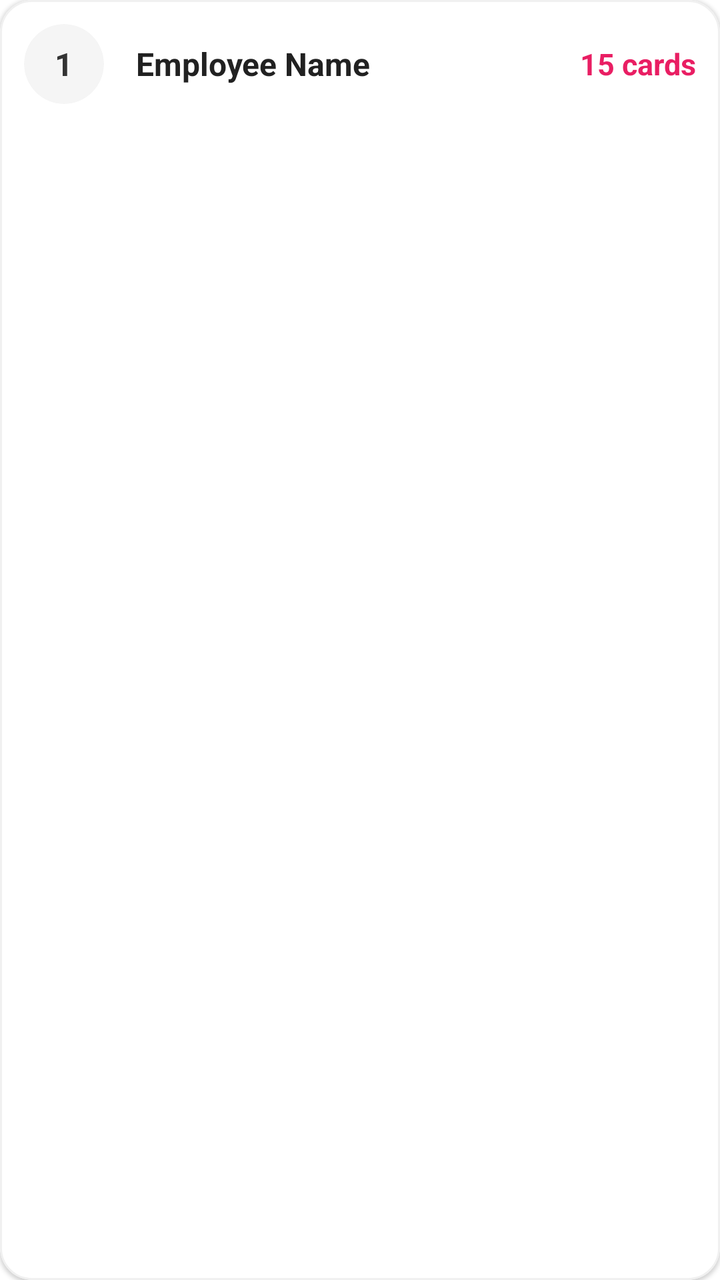
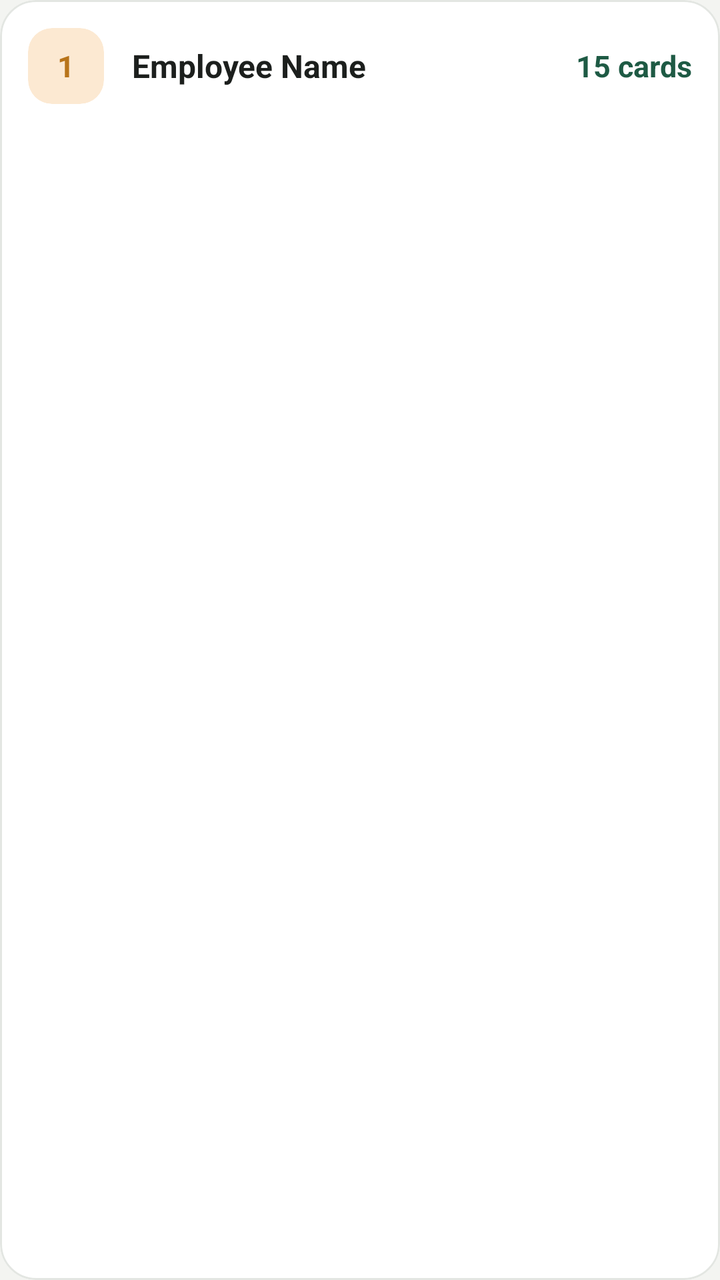

An Android layout rendered at two revisions. The XML below is the earlier revision; the diff shows what the commit changed to produce the second picture.
<!-- AndroidManifest.xml: application theme Theme.PerformanceTracker -->
<!-- res/layout/item_ranking.xml -->
<?xml version="1.0" encoding="utf-8"?>
<com.google.android.material.card.MaterialCardView
     xmlns:android="http://schemas.android.com/apk/res/android"
     xmlns:app="http://schemas.android.com/apk/res-auto"
     android:layout_height="wrap_content"
     android:layout_width="match_parent"
     android:layout_marginVertical="6dp"
     app:strokeColor="#F0F0F0"
     android:layout_marginHorizontal="8dp"
     app:cardElevation="1dp"
     app:strokeWidth="1dp"
     app:cardBackgroundColor="#FFFFFF"
     app:cardCornerRadius="16dp">

    <LinearLayout
         android:layout_height="wrap_content"
         android:layout_width="match_parent"
         android:gravity="center_vertical"
         android:padding="12dp"
         android:orientation="horizontal">

        <com.google.android.material.card.MaterialCardView
             android:layout_height="40dp"
             android:layout_width="40dp"
             app:cardElevation="0dp"
             app:cardBackgroundColor="#F5F5F5"
             app:cardCornerRadius="20dp"
             android:id="@+id/cardRankBadge">

            <TextView
                 android:layout_height="wrap_content"
                 android:layout_width="wrap_content"
                 android:textSize="16sp"
                 android:textColor="#333333"
                 android:id="@+id/tvRankNumber"
                 android:layout_gravity="center"
                 android:text="1"
                 android:textStyle="bold" />

        </com.google.android.material.card.MaterialCardView>

        <TextView
             android:layout_height="wrap_content"
             android:layout_width="0dp"
             android:textSize="16sp"
             android:textColor="#212121"
             android:layout_marginStart="16dp"
             android:layout_weight="1"
             android:id="@+id/tvRankName"
             android:text="Employee Name"
             android:textStyle="bold" />

        <TextView
             android:layout_height="wrap_content"
             android:layout_width="wrap_content"
             android:textSize="15sp"
             android:textColor="#E91E63"
             android:id="@+id/tvRankScore"
             android:text="15 cards"
             android:textStyle="bold" />

    </LinearLayout>

</com.google.android.material.card.MaterialCardView>
<!-- resources referenced by this layout -->
<resources>
  <style name="Theme.PerformanceTracker" parent="Theme.MaterialComponents.DayNight.NoActionBar">
          <item name="colorPrimary">#2196F3</item>
          <item name="colorPrimaryVariant">#1976D2</item>
          <item name="colorOnPrimary">#FFFFFF</item>
          <item name="android:statusBarColor">#1976D2</item>
      </style>
</resources>

<!-- the commit's change to res/layout/item_ranking.xml (unified diff, before → after) -->
@@ -4,34 +4,34 @@
      xmlns:app="http://schemas.android.com/apk/res-auto"
      android:layout_height="wrap_content"
      android:layout_width="match_parent"
-     android:layout_marginVertical="6dp"
-     app:strokeColor="#F0F0F0"
-     android:layout_marginHorizontal="8dp"
-     app:cardElevation="1dp"
+     android:layout_marginVertical="5dp"
+     app:strokeColor="@color/card_stroke"
+     android:layout_marginHorizontal="16dp"
+     app:cardElevation="0dp"
      app:strokeWidth="1dp"
-     app:cardBackgroundColor="#FFFFFF"
-     app:cardCornerRadius="16dp">
+     app:cardBackgroundColor="@color/surface_card"
+     app:cardCornerRadius="18dp">
 
     <LinearLayout
          android:layout_height="wrap_content"
          android:layout_width="match_parent"
          android:gravity="center_vertical"
-         android:padding="12dp"
+         android:padding="14dp"
          android:orientation="horizontal">
 
         <com.google.android.material.card.MaterialCardView
-             android:layout_height="40dp"
-             android:layout_width="40dp"
+             android:layout_height="38dp"
+             android:layout_width="38dp"
              app:cardElevation="0dp"
-             app:cardBackgroundColor="#F5F5F5"
-             app:cardCornerRadius="20dp"
+             app:cardBackgroundColor="@color/badge_amber_bg"
+             app:cardCornerRadius="12dp"
              android:id="@+id/cardRankBadge">
 
             <TextView
                  android:layout_height="wrap_content"
                  android:layout_width="wrap_content"
-                 android:textSize="16sp"
-                 android:textColor="#333333"
+                 android:textSize="15sp"
+                 android:textColor="@color/badge_amber_icon"
                  android:id="@+id/tvRankNumber"
                  android:layout_gravity="center"
                  android:text="1"
@@ -43,8 +43,8 @@
              android:layout_height="wrap_content"
              android:layout_width="0dp"
              android:textSize="16sp"
-             android:textColor="#212121"
-             android:layout_marginStart="16dp"
+             android:textColor="@color/text_primary"
+             android:layout_marginStart="14dp"
              android:layout_weight="1"
              android:id="@+id/tvRankName"
              android:text="Employee Name"
@@ -54,7 +54,7 @@
              android:layout_height="wrap_content"
              android:layout_width="wrap_content"
              android:textSize="15sp"
-             android:textColor="#E91E63"
+             android:textColor="@color/primary"
              android:id="@+id/tvRankScore"
              android:text="15 cards"
              android:textStyle="bold" />
<!-- resource entries referenced after the edit -->
@@ -1,10 +1,45 @@
 <!-- resources referenced by this layout -->
 <resources>
-  <style name="Theme.PerformanceTracker" parent="Theme.MaterialComponents.DayNight.NoActionBar">
-          <item name="colorPrimary">#2196F3</item>
-          <item name="colorPrimaryVariant">#1976D2</item>
-          <item name="colorOnPrimary">#FFFFFF</item>
-          <item name="android:statusBarColor">#1976D2</item>
+  <color name="badge_amber_bg">#FCE9D2</color>
+  <color name="badge_amber_icon">#B8741A</color>
+  <color name="card_stroke">#E3E6E2</color>
+  <color name="primary">#1E5A44</color>
+  <color name="surface_card">#FFFFFF</color>
+  <color name="text_primary">#1C1F1D</color>
+  <style name="Theme.PerformanceTracker" parent="Theme.MaterialComponents.Light.NoActionBar">
+          <item name="colorPrimary">@color/primary</item>
+          <item name="colorPrimaryVariant">@color/primary_dark</item>
+          <item name="colorOnPrimary">@color/white</item>
+          <item name="android:statusBarColor">@color/background</item>
+          <item name="android:windowLightStatusBar">true</item>
+          <item name="android:windowBackground">@color/background</item>
+          <item name="colorSecondary">@color/secondary</item>
+          <item name="colorSurface">@color/surface</item>
+          <item name="colorOnSurface">@color/text_primary</item>
+          <item name="colorControlNormal">@color/input_stroke_unfocused</item>
+          <item name="colorControlActivated">@color/primary</item>
+          <item name="android:textColorHint">@color/text_secondary</item>
+          <item name="textInputStyle">@style/CustomOutlinedBox</item>
       </style>
+  <color name="primary_dark">#154333</color>
+  <color name="white">#FFFFFF</color>
+  <color name="background">#F3F4F1</color>
+  <color name="secondary">#256650</color>
+  <color name="surface">#FFFFFF</color>
+  <color name="input_stroke_unfocused">#B4BEB8</color>
+  <color name="text_secondary">#6E7571</color>
+  <style name="CustomOutlinedBox" parent="Widget.MaterialComponents.TextInputLayout.OutlinedBox">
+          <item name="boxStrokeColor">@color/box_stroke_selector</item>
+          <item name="boxStrokeWidth">1.5dp</item>
+          <item name="boxStrokeWidthFocused">2dp</item>
+          <item name="boxBackgroundColor">@color/input_background</item>
+          <item name="hintTextColor">@color/primary</item>
+          <item name="android:textColorHint">@color/text_secondary</item>
+          <item name="boxCornerRadiusTopStart">12dp</item>
+          <item name="boxCornerRadiusTopEnd">12dp</item>
+          <item name="boxCornerRadiusBottomStart">12dp</item>
+          <item name="boxCornerRadiusBottomEnd">12dp</item>
+      </style>
+  <color name="input_background">#F7FAF8</color>
 </resources>
 
